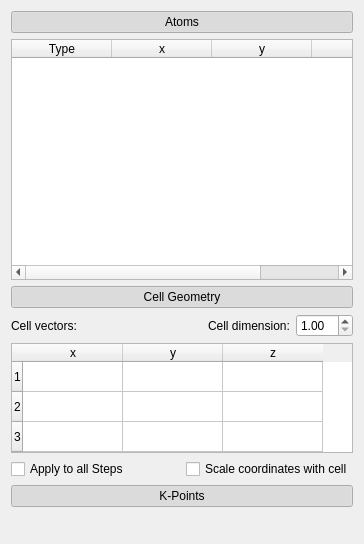
Before: the Qt Designer form vipster/molwidget.ui in sgsaenger/vipster, drawn with Qt 5.
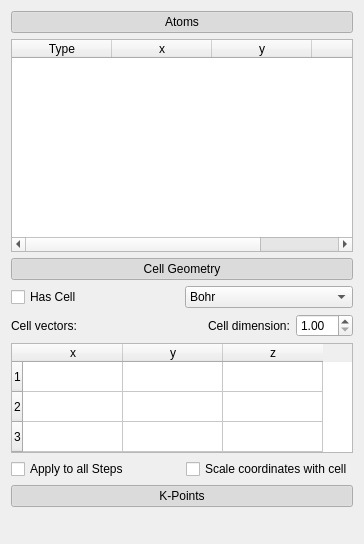
After: the same form once the commit is applied.

Commit message: made cell optional

Diff of the .ui file:
```diff
--- a/vipster/molwidget.ui
+++ b/vipster/molwidget.ui
@@ -85,6 +85,31 @@
       <property name="bottomMargin">
        <number>0</number>
       </property>
+      <item>
+       <layout class="QHBoxLayout" name="cellFmtLayout">
+        <item>
+         <widget class="QCheckBox" name="cellEnabled">
+          <property name="text">
+           <string>Has Cell</string>
+          </property>
+         </widget>
+        </item>
+        <item>
+         <widget class="QComboBox" name="cellFmt">
+          <item>
+           <property name="text">
+            <string>Bohr</string>
+           </property>
+          </item>
+          <item>
+           <property name="text">
+            <string>Angstrom</string>
+           </property>
+          </item>
+         </widget>
+        </item>
+       </layout>
+      </item>
       <item>
        <layout class="QHBoxLayout" name="cellDimLayout">
         <item>
```
Left out of the diff: 3 changed lines with no effect on the pictures. The commit also changes 9 other files.
